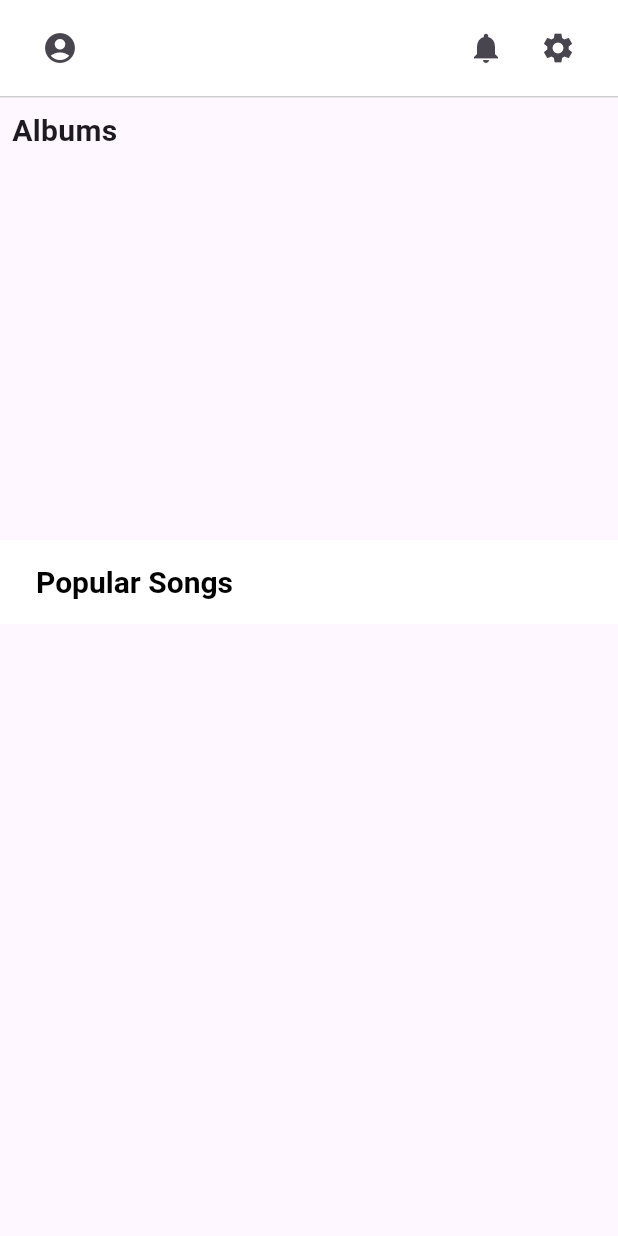
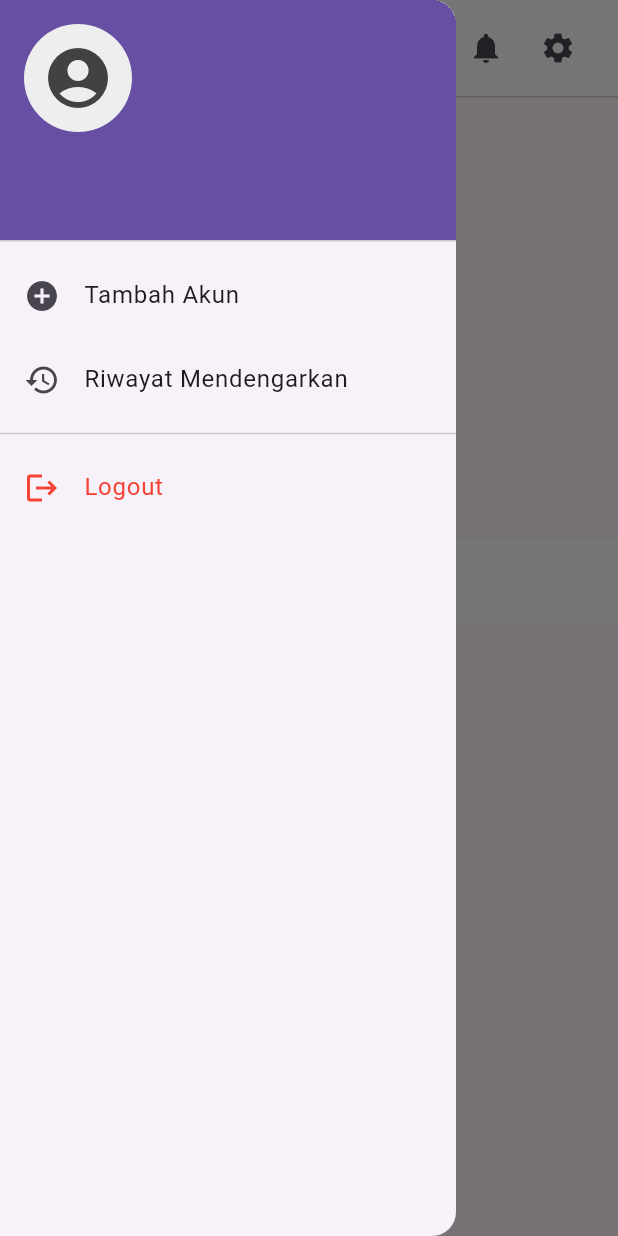
Before and after one commit to farhank15/leard-flutter, a Flutter app: the HomePage screen opened directly, after a tap on the "account circle" icon, on a phone screen of 412 x 824 dp. Run offline on Flutter 3.47's test engine with Material 3 defaults, Android fonts, the phone set to English and light mode, and no system bars; our stand-ins replace shared_preferences; accounts and stored records are empty.

Commit message:
add profil page and logout

```diff
--- a/lib/common/custom_bottom_navigation.dart
+++ b/lib/common/custom_bottom_navigation.dart
@@ -22,7 +22,7 @@ class CustomBottomNavigation extends StatelessWidget {
         ),
         BottomNavigationBarItem(
           icon: Icon(Icons.person),
-          label: 'Akun',
+          label: 'Settings',
         ),
         BottomNavigationBarItem(
           icon: Icon(Icons.logout),
--- a/lib/core/providers/auth_provider.dart
+++ b/lib/core/providers/auth_provider.dart
@@ -48,8 +48,8 @@ class AuthProvider extends ChangeNotifier {
     _currentUser = null;
 
     SharedPreferences prefs = await SharedPreferences.getInstance();
-    prefs.remove('jwt_token');
+    await prefs.remove('jwt_token'); // Clear the JWT token
 
-    notifyListeners(); // Menginformasikan perubahan status
+    notifyListeners(); // Notify listeners about the authentication change
   }
 }
--- a/lib/screens/customer/homePage/home_page.dart
+++ b/lib/screens/customer/homePage/home_page.dart
@@ -1,23 +1,29 @@
 import 'package:flutter/material.dart';
+import 'package:provider/provider.dart';
 import './ui/header.dart';
 import './ui/grid_screen.dart';
 import './ui/popular_screen.dart';
+import 'package:learn_flutter/core/providers/auth_provider.dart';
 
 class HomePage extends StatelessWidget {
   const HomePage({super.key});
 
   @override
   Widget build(BuildContext context) {
+    final authProvider = Provider.of<AuthProvider>(context);
+    final userName = authProvider.currentUser?.name ?? "Guest";
+    final email = authProvider.currentUser?.email ?? "guest@example.com";
+
     return Scaffold(
-      appBar: const PreferredSize(
-        preferredSize: Size.fromHeight(80.0),
+      appBar: PreferredSize(
+        preferredSize: const Size.fromHeight(80.0),
         child: Header(
-          userName: "Guest", // Ganti dengan nama pengguna yang sesuai
+          userName: userName,
+          email: email,
         ),
       ),
       body: CustomScrollView(
         slivers: [
-          // Bagian Album
           const SliverToBoxAdapter(
             child: Padding(
               padding: EdgeInsets.all(8.0),
@@ -28,12 +34,14 @@ class HomePage extends StatelessWidget {
             ),
           ),
           const SliverToBoxAdapter(
-            child: SizedBox(
-              height: 250.0,
-              child: GridScreen(),
+            child: Padding(
+              padding: EdgeInsets.symmetric(horizontal: 8.0),
+              child: SizedBox(
+                height: 250.0,
+                child: GridScreen(),
+              ),
             ),
           ),
-          // Sticky Header untuk Popular Songs
           const SliverAppBar(
             pinned: true,
             automaticallyImplyLeading: false,
@@ -51,11 +59,17 @@ class HomePage extends StatelessWidget {
               ),
             ),
           ),
-          // Menampilkan PopularItemsScreen tanpa const
           SliverToBoxAdapter(
-            child: PopularItemsScreen(),
+            child: Padding(
+              padding: const EdgeInsets.symmetric(horizontal: 8.0),
+              child: PopularItemsScreen(),
+            ),
           ),
         ],
+      ),
+      drawer: CustomDrawer(
+        userName: userName,
+        email: email,
       ),
     );
   }
--- a/lib/screens/customer/homePage/ui/header.dart
+++ b/lib/screens/customer/homePage/ui/header.dart
@@ -1,11 +1,15 @@
 import 'package:flutter/material.dart';
+import 'package:provider/provider.dart';
+import 'package:learn_flutter/core/providers/auth_provider.dart';
 
 class Header extends StatelessWidget {
   final String userName;
+  final String email;
 
   const Header({
     super.key,
     required this.userName,
+    required this.email,
   });
 
   @override
@@ -21,12 +25,13 @@ class Header extends StatelessWidget {
       child: Row(
         mainAxisAlignment: MainAxisAlignment.spaceBetween,
         children: [
-          // Icon Profil
+          // Account Icon to open Drawer
           IconButton(
             icon: const Icon(Icons.account_circle, size: 24.0),
-            onPressed: () {},
+            onPressed: () {
+              Scaffold.of(context).openDrawer();
+            },
           ),
-          // Hilangkan title jika tidak diperlukan
           Row(
             children: [
               IconButton(
@@ -44,3 +49,67 @@ class Header extends StatelessWidget {
     );
   }
 }
+
+// Drawer Content
+class CustomDrawer extends StatelessWidget {
+  final String userName;
+  final String email;
+
+  const CustomDrawer({
+    super.key,
+    required this.userName,
+    required this.email,
+  });
+
+  @override
+  Widget build(BuildContext context) {
+    return Drawer(
+      child: ListView(
+        padding: EdgeInsets.zero,
+        children: [
+          UserAccountsDrawerHeader(
+            accountName: Text(userName),
+            accountEmail: Text(email),
+            currentAccountPicture: CircleAvatar(
+              backgroundColor: Colors.grey[200],
+              child: Icon(Icons.account_circle,
+                  size: 48.0, color: Colors.grey[800]),
+            ),
+          ),
+          ListTile(
+            leading: Icon(Icons.add_circle),
+            title: Text('Tambah Akun'),
+            onTap: () {
+              // Handle adding account
+              Navigator.pop(context); // Close the drawer
+            },
+          ),
+          ListTile(
+            leading: Icon(Icons.history),
+            title: Text('Riwayat Mendengarkan'),
+            onTap: () {
+              // Handle navigation to listening history
+              Navigator.pop(context); // Close the drawer
+            },
+          ),
+          Divider(), // Separate the logout section
+
+          // Logout button
+          ListTile(
+            leading: Icon(Icons.logout, color: Colors.red),
+            title: Text('Logout', style: TextStyle(color: Colors.red)),
+            onTap: () async {
+              final authProvider =
+                  Provider.of<AuthProvider>(context, listen: false);
+              await authProvider.logout();
+
+              // Navigate to login screen and clear navigation stack
+              Navigator.of(context)
+                  .pushNamedAndRemoveUntil('/login', (route) => false);
+            },
+          ),
+        ],
+      ),
+    );
+  }
+}
```
Also changed, not shown: lib/main.dart (+2 -54 lines), lib/routes/app_router.dart (+11 -12 lines), lib/routes/customer_route.dart (+6 -1 lines), lib/screens/customer/customer_page.dart (deleted, +0 -33 lines), lib/screens/customer/customer_scree.dart (added, +53 -0 lines), lib/screens/customer/profilePage/profile_page.dart (added, +76 -0 lines), lib/screens/customer/profilePage/widgets/profile_header.dart (added, +34 -0 lines), lib/screens/customer/profilePage/widgets/profile_input_field.dart (added, +33 -0 lines), lib/screens/customer/settingsPage/settings_page.dart (added, +47 -0 lines), lib/screens/customer/settingsPage/widgets/profile_section.dart (added, +39 -0 lines), lib/screens/customer/settingsPage/widgets/settings_menu_item.dart (added, +17 -0 lines), 1 other file.
